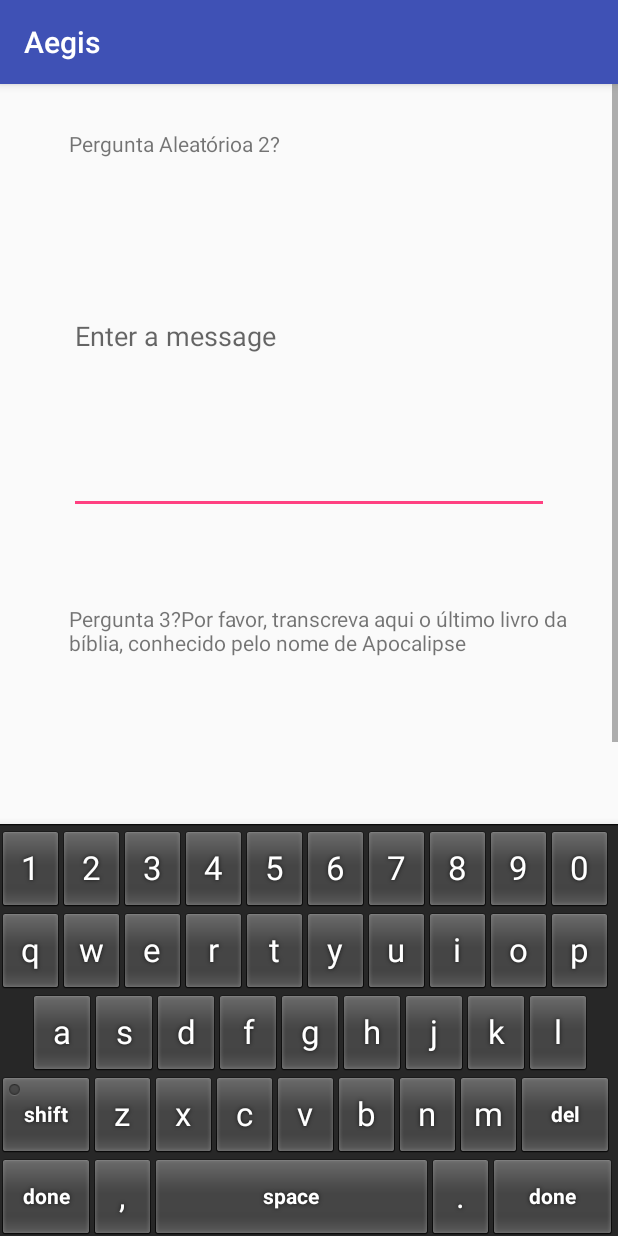
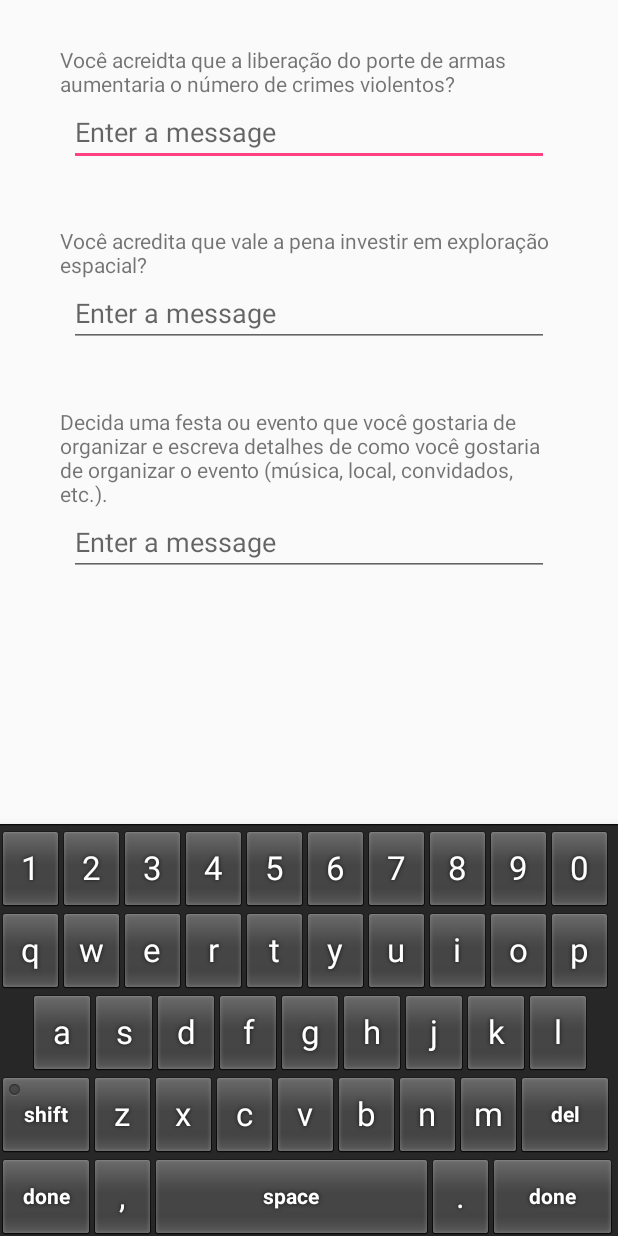
Before and after one commit to JoSuzuki/aegis, an Android app: the CollectorActivity screen opened directly, with no data from a screen before it, on a phone screen of 412 x 824 dp. Run offline under Robolectric (Android 15) with nearby library versions, the light colour scheme and no system bars.

Commit message:
Change size of keyboard when landscape and remove title bar

```diff
--- a/android/Aegis/app/src/main/AndroidManifest.xml
+++ b/android/Aegis/app/src/main/AndroidManifest.xml
@@ -21,7 +21,10 @@
         </activity>
         <activity android:name=".SensorsActivity"></activity>
         <activity android:name=".EndActivity"></activity>
-        <activity android:name=".CollectorActivity"></activity>
+        <activity
+            android:name=".CollectorActivity"
+            android:theme="@style/AppTheme.NoActionBar"
+            android:configChanges="orientation|screenSize"></activity>
     </application>
 
 </manifest>
--- a/android/Aegis/app/src/main/java/pignus/aegis/CollectorActivity.java
+++ b/android/Aegis/app/src/main/java/pignus/aegis/CollectorActivity.java
@@ -2,6 +2,7 @@ package pignus.aegis;
 
 import android.content.Context;
 import android.content.Intent;
+import android.content.res.Configuration;
 import android.hardware.Sensor;
 import android.hardware.SensorEvent;
 import android.hardware.SensorEventListener;
@@ -13,6 +14,8 @@ import android.util.Log;
 import android.view.Display;
 import android.view.MotionEvent;
 import android.view.View;
+import android.view.ViewTreeObserver;
+import android.view.Window;
 import android.view.WindowManager;
 import android.widget.Button;
 import android.widget.EditText;
@@ -26,7 +29,27 @@ import java.util.Random;
 public class CollectorActivity extends AppCompatActivity implements SensorEventListener{
     private final static int STRING_MAX_SIZE = 10000;
 
-    String[] Perguntas = {"Pergunta 1 Vamos testar se a pergunta é grande demais para caber na tela?","Pergunta 2? Será que essa pergunta é grande demais para caber na tela? Vamos descobrir depois de testar o programa!","Pergunta 3?Por favor, transcreva aqui o último livro da bíblia, conhecido pelo nome de Apocalipse","Pergunta Aleatória 1?","Pergunta Aleatórioa 2?", "Pergunta Aleatória 3?"};
+    String[] Perguntas = {"Você acredita que provas convencionais medem de maneira assertiva as capacidades dos alunos?",
+            "Explique para um amigo mais jovem como estudar para o Vestibular.",
+            "Explique como chegar na sua casa sem utilizar nenhum nome de rua.",
+            "Você tem a oportunidade de aprender a tocar um novo instrumento? Qual você escolheria e por quê?",
+            "Você acredita que o Facebook melhora a qualidade de vida das pessoas? Desenvolva.",
+            "Você acredita que vale a pena investir em exploração espacial?",
+            "Desenovlva um argumento a favor ou contra o uso de celulares enquanto dirige.",
+            "O que você gosta e não gosta em relação ao transporte público?",
+            "Explique para uma criança como realizar uma tarefa (e.g. atravessar a rua).",
+            "Desenvolva um argumento a favor ou contra a seguinte declaração: violência televisiva é apropriada para públicos de todas as idades.",
+            "Você acreidta que a liberação do porte de armas aumentaria o número de crimes violentos?",
+            "Você acredita que restrições de idade para o consumo de álcool são efetivas?",
+            "As faculdades públicas deveriam continuar sendo gratuitas para todos? Explique sua resposta.",
+            "Você acredita que é aceitável o governo ler o seus emails por motivos anti-terrorismo?",
+            "Descreva o que você fez no último fim de semana.",
+            "Como você convidaria seus amigos para uma festa se telefones e a Internet não existissem?",
+            "Escreva um resumo do enredo do seu filme favorito.",
+            "Os restaurantes deveriam ser obrigados a colocar as informações nutricionais no cardápio?",
+            "Decida uma festa ou evento que você gostaria de organizar e escreva detalhes de como você gostaria de organizar o evento (música, local, convidados, etc.).",
+            "Você é chamado para uma entrevista de emprego no Google. Como você se prepararia?",
+            "Explique para sua avó como usar o smartphone para achar um novo restaurante no bairro."};
     int[] PerguntasSelecionadas = new int[3];
 
     File folder;
@@ -91,6 +114,7 @@ public class CollectorActivity extends AppCompatActivity implements SensorEventL
         setContentView(R.layout.activity_collector);
         String userName = intent.getStringExtra(MainActivity.USER_NAME);
 
+
         String Folder = userName;
         folder = new File(Environment.getExternalStorageDirectory() + File.separator + "aegis" + File.separator +Folder);
 
@@ -98,6 +122,8 @@ public class CollectorActivity extends AppCompatActivity implements SensorEventL
         GyroscopeFile = new File("/sdcard/aegis/" + Folder + "/Gyroscope.csv");
         MagnetometerFile = new File("/sdcard/aegis/" + Folder + "/Magnetometer.csv");
         TouchEventFile = new File("/sdcard/aegis/" + Folder + "/TouchEvent.csv");
+
+
 
         //Txtbox editavel da tela
         textBox = (EditText) findViewById(R.id.TxtA1);
@@ -114,19 +140,19 @@ public class CollectorActivity extends AppCompatActivity implements SensorEventL
         //mTxtUserName.setText(userName);
         Random r = new Random();
         int NumSorteado;
-        int i = 0;
         boolean repetido = false;
+        int contadorPerguntasSelecionadas = 0;
 
-        while(i < PerguntasSelecionadas.length){
+        while(contadorPerguntasSelecionadas < PerguntasSelecionadas.length){
             NumSorteado = r.nextInt(Perguntas.length);
-            for(int j = 0; j < i; j++){
+            for(int j = 0; j < contadorPerguntasSelecionadas; j++){
                 if(PerguntasSelecionadas[j] == NumSorteado) {
                     repetido = true;
                 }
             }
             if(!repetido){
-                PerguntasSelecionadas[i] = NumSorteado;
-                i++;
+                PerguntasSelecionadas[contadorPerguntasSelecionadas] = NumSorteado;
+                contadorPerguntasSelecionadas++;
             }
             repetido = false;
         }
@@ -311,4 +337,21 @@ public class CollectorActivity extends AppCompatActivity implements SensorEventL
         if( mCollectorKeyboard.isCollectorKeyboardVisible() ) mCollectorKeyboard.hideCollectorKeyboard(); else this.finish();
     }
 
+    @Override public void onConfigurationChanged(Configuration newConfig) {
+        super.onConfigurationChanged(newConfig);
+        Log.i("Jon", String.valueOf(newConfig.orientation));
+        final View view = findViewById(R.id.scrollView);
+        final Configuration finalNewConfig = newConfig;
+
+        ViewTreeObserver observer = view.getViewTreeObserver();
+        observer.addOnGlobalLayoutListener(new ViewTreeObserver.OnGlobalLayoutListener() {
+
+            @Override
+            public void onGlobalLayout() {
+                mCollectorKeyboard.updateCollectorKeyboardLayout(finalNewConfig.orientation);
+                view.getViewTreeObserver().removeOnGlobalLayoutListener(this);
+            }
+        });
+    }
+
 }
--- a/android/Aegis/app/src/main/java/pignus/aegis/CollectorKeyboard.java
+++ b/android/Aegis/app/src/main/java/pignus/aegis/CollectorKeyboard.java
@@ -2,6 +2,7 @@ package pignus.aegis;
 
 import android.app.Activity;
 import android.content.Context;
+import android.content.res.Configuration;
 import android.inputmethodservice.Keyboard;
 import android.inputmethodservice.KeyboardView;
 import android.os.Environment;
@@ -216,6 +217,15 @@ public class CollectorKeyboard {
 
     }
 
+    public void updateCollectorKeyboardLayout(int configOrientation) {
+        if (configOrientation == Configuration.ORIENTATION_LANDSCAPE) {
+            mKeyboardView.setKeyboard(new Keyboard(mHostActivity, R.xml.collector_keyboard_landscape));
+        } else if (configOrientation == Configuration.ORIENTATION_PORTRAIT) {
+            mKeyboardView.setKeyboard(new Keyboard(mHostActivity, R.xml.collector_keyboard));
+        }
+        mKeyboardView.invalidateAllKeys();
+    }
+
     public boolean isCollectorKeyboardVisible() {
         return mKeyboardView.getVisibility() == View.VISIBLE;
     }
--- a/android/Aegis/app/src/main/res/layout/activity_collector.xml
+++ b/android/Aegis/app/src/main/res/layout/activity_collector.xml
@@ -14,6 +14,7 @@
 
 
     <ScrollView
+        android:id="@+id/scrollView"
         android:layout_width="match_parent"
         android:layout_height="match_parent">
 
@@ -32,9 +33,10 @@
                 android:id="@+id/TxtQ1"
                 android:layout_width="wrap_content"
                 android:layout_height="wrap_content"
-                android:layout_alignLeft="@+id/TxtA1"
-                android:layout_alignStart="@+id/TxtA1"
+                android:layout_centerHorizontal="true"
                 android:layout_marginTop="30dp"
+                android:layout_marginLeft="40dp"
+                android:layout_marginRight="40dp"
                 android:text="Texto 1" />
 
             <EditText
@@ -44,7 +46,7 @@
                 android:layout_centerHorizontal="true"
                 android:layout_below="@id/TxtQ1"
                 android:ems="15"
-            android:minLines="10"
+                android:minLines="1"
                 android:hint="@string/text_box"
                 android:inputType="textMultiLine"
                 android:scrollHorizontally="false"/>
@@ -53,10 +55,11 @@
                 android:id="@+id/TxtQ2"
                 android:layout_width="wrap_content"
                 android:layout_height="wrap_content"
-            android:layout_alignLeft="@+id/TxtA1"
-            android:layout_alignStart="@+id/TxtA1"
+                android:layout_centerHorizontal="true"
+                android:layout_marginTop="40dp"
+                android:layout_marginLeft="40dp"
+                android:layout_marginRight="40dp"
                 android:layout_below="@id/TxtA1"
-            android:layout_marginTop="60dp"
                 android:text="Texto 2" />
 
             <EditText
@@ -66,7 +69,7 @@
                 android:layout_centerHorizontal="true"
                 android:layout_below="@id/TxtQ2"
                 android:ems="15"
-            android:minLines="10"
+                android:minLines="1"
                 android:hint="@string/text_box"
                 android:inputType="textMultiLine"
                 android:scrollHorizontally="false"/>
@@ -75,10 +78,11 @@
                 android:id="@+id/TxtQ3"
                 android:layout_width="wrap_content"
                 android:layout_height="wrap_content"
-            android:layout_alignLeft="@+id/TxtA1"
-            android:layout_alignStart="@+id/TxtA1"
+                android:layout_centerHorizontal="true"
+                android:layout_marginTop="40dp"
+                android:layout_marginLeft="40dp"
+                android:layout_marginRight="40dp"
                 android:layout_below="@id/TxtA2"
-            android:layout_marginTop="60dp"
                 android:text="Texto 3" />
 
             <EditText
@@ -88,7 +92,7 @@
                 android:layout_centerHorizontal="true"
                 android:layout_below="@id/TxtQ3"
                 android:ems="15"
-            android:minLines="10"
+                android:minLines="1"
                 android:hint="@string/text_box"
                 android:inputType="textMultiLine"
                 android:scrollHorizontally="false"/>
--- /dev/null
+++ b/android/Aegis/app/src/main/res/xml/collector_keyboard_landscape.xml
@@ -0,0 +1,78 @@
+
+<Keyboard xmlns:android="http://schemas.android.com/apk/res/android"
+    android:keyWidth="10%p"
+    android:horizontalGap="0px"
+    android:verticalGap="0px"
+    android:keyHeight="40dp"
+    >
+    <Row>
+        <Key android:codes="49" android:keyLabel="1" android:keyEdgeFlags="left"/>
+        <Key android:codes="50" android:keyLabel="2"/>
+        <Key android:codes="51" android:keyLabel="3"/>
+        <Key android:codes="52" android:keyLabel="4"/>
+        <Key android:codes="53" android:keyLabel="5"/>
+        <Key android:codes="54" android:keyLabel="6"/>
+        <Key android:codes="55" android:keyLabel="7"/>
+        <Key android:codes="56" android:keyLabel="8"/>
+        <Key android:codes="57" android:keyLabel="9"/>
+        <Key android:codes="48" android:keyLabel="0" android:keyEdgeFlags="right"/>
+    </Row>
+    <Row>
+        <Key android:codes="113" android:keyLabel="q" android:keyEdgeFlags="left"/>
+        <Key android:codes="119" android:keyLabel="w"/>
+        <Key android:codes="101" android:keyLabel="e"/>
+        <Key android:codes="114" android:keyLabel="r"/>
+        <Key android:codes="116" android:keyLabel="t"/>
+        <Key android:codes="121" android:keyLabel="y"/>
+        <Key android:codes="117" android:keyLabel="u"/>
+        <Key android:codes="105" android:keyLabel="i"/>
+        <Key android:codes="111" android:keyLabel="o"/>
+        <Key android:codes="112" android:keyLabel="p" android:keyEdgeFlags="right"/>
+    </Row>
+
+    <Row>
+        <Key android:codes="97" android:keyLabel="a" android:horizontalGap="5%p"
+            android:keyEdgeFlags="left"/>
+        <Key android:codes="115" android:keyLabel="s"/>
+        <Key android:codes="100" android:keyLabel="d"/>
+        <Key android:codes="102" android:keyLabel="f"/>
+        <Key android:codes="103" android:keyLabel="g"/>
+        <Key android:codes="104" android:keyLabel="h"/>
+        <Key android:codes="106" android:keyLabel="j"/>
+        <Key android:codes="107" android:keyLabel="k"/>
+        <Key android:codes="108" android:keyLabel="l" android:keyEdgeFlags="right"/>
+    </Row>
+
+    <Row>
+        <Key android:codes="-1" android:keyLabel="shift"
+            android:keyWidth="15%p" android:isModifier="true"
+            android:isSticky="true" android:keyEdgeFlags="left"/>
+        <Key android:codes="122" android:keyLabel="z"/>
+        <Key android:codes="120" android:keyLabel="x"/>
+        <Key android:codes="99" android:keyLabel="c"/>
+        <Key android:codes="118" android:keyLabel="v"/>
+        <Key android:codes="98" android:keyLabel="b"/>
+        <Key android:codes="110" android:keyLabel="n"/>
+        <Key android:codes="109" android:keyLabel="m"/>
+        <Key android:codes="-5" android:keyLabel="del"
+            android:keyWidth="15%p" android:keyEdgeFlags="right"
+            android:isRepeatable="true"/>
+    </Row>
+
+    <Row android:rowEdgeFlags="bottom">
+        <Key android:codes="-3" android:keyLabel="done"
+            android:keyWidth="15%p" android:keyEdgeFlags="left"/>
+        <Key android:codes="44" android:keyLabel=","
+            android:keyWidth="10%p"/>
+        <!--
+            android:codes: -101 is not a framework-defined key code but a key code that is
+            privately defined in com.example.android.softkeyboard.LatinKeyboardView.
+        -->
+        <Key android:codes="32" android:keyLabel="space"
+            android:keyWidth="45%p" android:isRepeatable="true"/>
+        <Key android:codes="46" android:keyLabel="."
+            android:keyWidth="10%p"/>
+        <Key android:codes="-3" android:keyLabel="done"
+            android:keyWidth="20%p" android:keyEdgeFlags="right"/>
+    </Row>
+</Keyboard>
```
Lines whose indentation alone changed are shown as unchanged.
